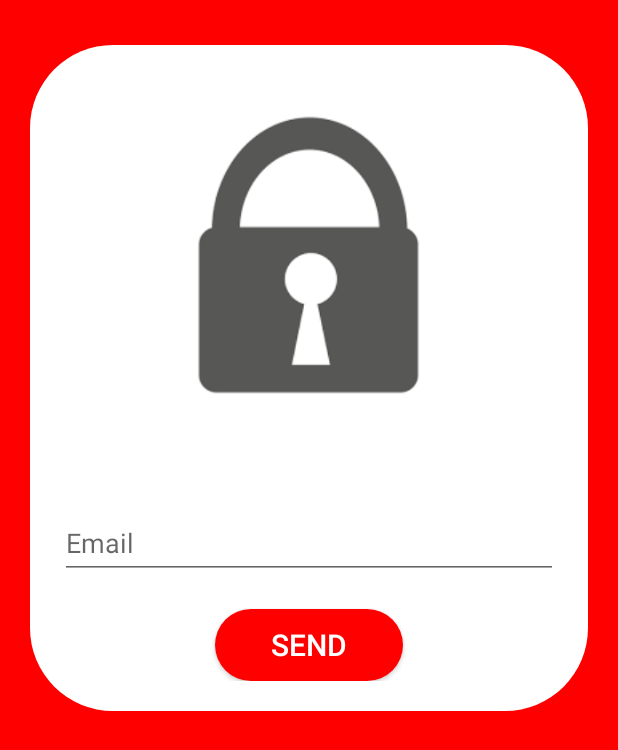
After one commit to haseebm139/FinalProject, an Android app: the ForgetPassActivity screen opened directly, with no data from a screen before it, on a phone screen of 412 x 824 dp. The commit adds this screen. Shown: the top 750 px of the screen. Run offline under Robolectric (Android 15) with nearby library versions, the phone set to English and light mode, and no system bars.

Commit message:
Problem Solve

```diff
--- a/app/src/main/AndroidManifest.xml
+++ b/app/src/main/AndroidManifest.xml
@@ -9,7 +9,8 @@
         android:roundIcon="@mipmap/ic_launcher_round"
         android:supportsRtl="true"
         android:theme="@style/AppTheme">
-        <activity android:name=".User_Dashboard"></activity>
+        <activity android:name=".ForgetPassActivity"></activity>
+        <activity android:name=".User_Dashboard" />
         <activity android:name=".ServiceRegActivity" />
         <activity android:name=".ServiceLoginActivity" />
         <activity android:name=".RegistrationActivity" />
--- /dev/null
+++ b/app/src/main/java/com/example/finalproject/ForgetPassActivity.java
@@ -0,0 +1,14 @@
+package com.example.finalproject;
+
+import androidx.appcompat.app.AppCompatActivity;
+
+import android.os.Bundle;
+
+public class ForgetPassActivity extends AppCompatActivity {
+
+    @Override
+    protected void onCreate(Bundle savedInstanceState) {
+        super.onCreate(savedInstanceState);
+        setContentView(R.layout.activity_forget_pass);
+    }
+}
--- a/app/src/main/java/com/example/finalproject/MainActivity.java
+++ b/app/src/main/java/com/example/finalproject/MainActivity.java
@@ -15,7 +15,7 @@ public class MainActivity extends AppCompatActivity {
     }
 
     public void reg_btn(View view) {
-        Intent it = new Intent(MainActivity.this,loginActivity.class);
+        Intent it = new Intent(MainActivity.this,User_Dashboard.class);
         startActivity(it);
     }
 }
--- /dev/null
+++ b/app/src/main/res/layout/activity_forget_pass.xml
@@ -0,0 +1,69 @@
+<?xml version="1.0" encoding="utf-8"?>
+
+<ScrollView
+    xmlns:android="http://schemas.android.com/apk/res/android"
+    xmlns:app="http://schemas.android.com/apk/res-auto"
+    xmlns:tools="http://schemas.android.com/tools"
+    android:layout_width="match_parent"
+    android:layout_height="match_parent"
+    android:orientation="vertical"
+    android:paddingTop="30dp"
+    android:paddingBottom="30dp"
+    android:paddingLeft="20dp"
+    android:paddingRight="20dp"
+    android:background="#FF0000"
+    tools:context=".ForgetPassActivity">
+
+
+    <LinearLayout
+        android:layout_width="match_parent"
+        android:layout_height="wrap_content"
+        android:background="@drawable/reg_rounded_layout"
+        android:orientation="vertical"
+        android:padding="20dp">
+
+        <ImageView
+            android:layout_width="250dp"
+            android:layout_height="200dp"
+            android:layout_gravity="center"
+            android:layout_marginTop="20dp"
+            android:layout_marginBottom="30dp"
+            android:src="@drawable/lock"
+            android:contentDescription="@string/todo">
+
+        </ImageView>
+
+        <com.google.android.material.textfield.TextInputLayout
+            android:layout_width="match_parent"
+            android:layout_height="wrap_content"
+            android:layout_marginTop="30dp"
+            android:focusable="true"
+            android:focusableInTouchMode="true">
+
+            <EditText
+                android:layout_width="match_parent"
+                android:layout_height="wrap_content"
+                android:ems="10"
+                android:hint="@string/email"
+                android:inputType="textEmailAddress"
+                />
+        </com.google.android.material.textfield.TextInputLayout>
+
+        <Button
+            android:layout_width="125dp"
+            android:layout_height="wrap_content"
+            android:layout_gravity="center"
+            android:layout_marginTop="20dp"
+            android:textAlignment="center"
+            android:background="@drawable/button_rounded"
+            android:text="@string/send"
+            android:textColor="#FFFFFF"
+            android:textSize="20sp"
+            >
+
+        </Button>
+
+
+    </LinearLayout>
+
+</ScrollView>
--- a/app/src/main/res/layout/activity_registration.xml
+++ b/app/src/main/res/layout/activity_registration.xml
@@ -211,7 +211,7 @@
 
     <LinearLayout
         android:layout_width="match_parent"
-        android:layout_height="match_parent"
+        android:layout_height="wrap_content"
         android:orientation="vertical"
         android:paddingTop="30dp"
         android:paddingLeft="20dp"
@@ -293,7 +293,8 @@
                 android:ems="10"
                 android:inputType="text"
                 android:textSize="15sp"
-                android:hint="@string/confirm_password" />
+                android:hint="@string/confirm_password"
+                android:importantForAutofill="no" />
         </com.google.android.material.textfield.TextInputLayout>
 
         <RadioGroup
--- a/app/src/main/res/values/strings.xml
+++ b/app/src/main/res/values/strings.xml
@@ -1,5 +1,5 @@
 <resources>
-    <string name="app_name">Homes Helper</string>
+    <string name="app_name">Final Project</string>
     <string name="login">Login</string>
     <string name="registration">Registration</string>
     <string name="first_name">First Name</string>
@@ -12,4 +12,6 @@
     <string name="male">Male</string>
     <string name="female">Female</string>
     <string name="gender">Gender</string>
+    <string name="send">Send</string>
+    <string name="todo">TODO</string>
 </resources>
--- a/app/src/main/res/values/styles.xml
+++ b/app/src/main/res/values/styles.xml
@@ -1,6 +1,6 @@
 <resources>
     <!-- Base application theme. -->
-    <style name="AppTheme" parent="ThemeOverlay.AppCompat.Dark.ActionBar">
+    <style name="AppTheme" parent="Theme.AppCompat.Light.NoActionBar">
         <!-- Customize your theme here. -->
         <item name="colorPrimary">@color/colorPrimary</item>
         <item name="colorPrimaryDark">@color/colorPrimaryDark</item>
--- a/build.gradle
+++ b/build.gradle
@@ -5,7 +5,7 @@ buildscript {
         jcenter()
     }
     dependencies {
-        classpath "com.android.tools.build:gradle:4.0.1"
+        classpath "com.android.tools.build:gradle:4.0.2"
 
         // NOTE: Do not place your application dependencies here; they belong
         // in the individual module build.gradle files
```
Also changed, not shown: app/src/main/res/drawable/lock.png (added).
